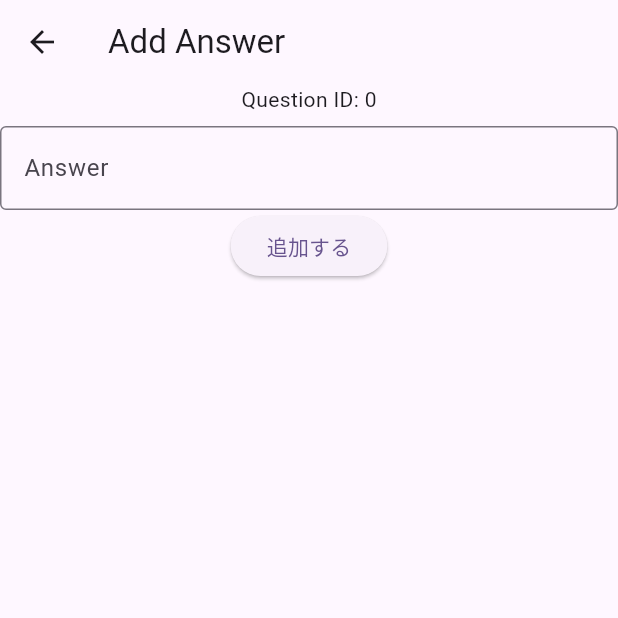
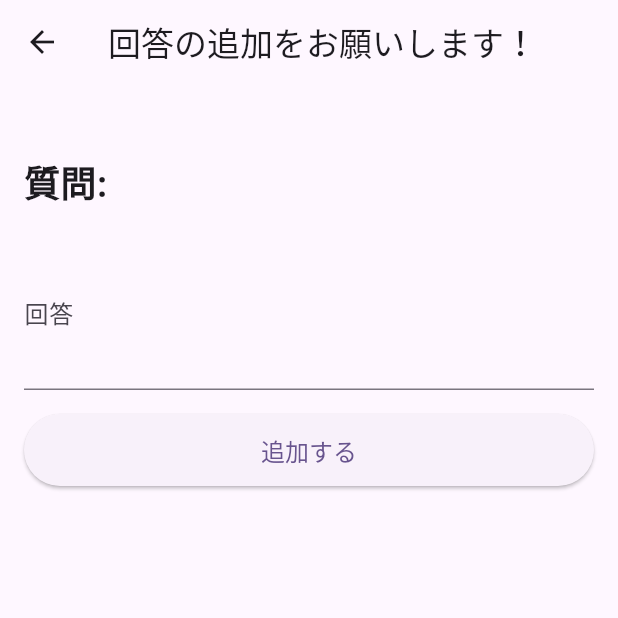
Before and after one commit to sisosyunya/onabe_mobile, a Flutter app: the AddAnswerPage screen opened directly with empty values, on a phone screen of 412 x 824 dp, the top half of it. Run offline on Flutter 3.47's test engine with Material 2 defaults, Android fonts, the phone set to English and light mode, and no system bars; our stand-ins replace flutter_riverpod, flutter_svg, hooks_riverpod; network calls fail.

Commit message:
追加画面

```diff
--- a/lib/pages/add_answer_page.dart
+++ b/lib/pages/add_answer_page.dart
@@ -3,40 +3,51 @@ import 'package:onabe_mobile/service/faq_service.dart';
 
 class AddAnswerPage extends StatelessWidget {
   final int questionId;
+  final String question;
 
-  AddAnswerPage({Key? key, required this.questionId}) : super(key: key);
+  AddAnswerPage({Key? key, required this.questionId, required this.question})
+      : super(key: key);
   final _controller = TextEditingController();
+
   @override
   Widget build(BuildContext context) {
     return Scaffold(
       appBar: AppBar(
-        title: const Text('Add Answer'),
+        title: const Text('回答の追加をお願いします！'),
       ),
-      body: Column(
+      body: SingleChildScrollView(
+        // スクロール可能にする
+        padding: const EdgeInsets.all(16.0), // 余白を追加
+        child: Column(
+          crossAxisAlignment: CrossAxisAlignment.stretch, // 子ウィジェットを幅いっぱいに広げる
           children: [
-          Text('Question ID: $questionId'),
-          const SizedBox(height: 8),
+            const SizedBox(height: 32),
+            Text(
+              '質問: $question',
+              style: const TextStyle(fontSize: 24, fontWeight: FontWeight.bold),
+            ),
+            const SizedBox(height: 16),
             TextField(
               controller: _controller,
               decoration: const InputDecoration(
-              border: OutlineInputBorder(),
-              labelText: 'Answer',
+                labelText: '回答',
               ),
+              maxLines: 3, // 複数行の入力を許可
             ),
+            const SizedBox(height: 16),
             ElevatedButton(
               onPressed: () {
                 FAQService().postFAQ(context, questionId, _controller.text);
               },
+              style: ElevatedButton.styleFrom(
+                padding: const EdgeInsets.symmetric(vertical: 12), // ボタンのパディング
+                textStyle: const TextStyle(fontSize: 16), // テキストのスタイル
+              ),
               child: const Text('追加する'),
             )
           ],
         ),
+      ),
     );
   }
 }
-
-
-// addのモデル
-// id
-// answer
-// answeredAt
--- a/lib/pages/un_answered_question.dart
+++ b/lib/pages/un_answered_question.dart
@@ -50,7 +50,7 @@ class UnAnsweredQuestionPage extends StatelessWidget {
                     onPressed: () {
                       Navigator.of(context).push(MaterialPageRoute(
                           builder: (context) =>
-                              AddAnswerPage(questionId: faq.id)));
+                              AddAnswerPage(questionId: faq.id, question: faq.question)));
                     },
                     style: ElevatedButton.styleFrom(
                       padding: const EdgeInsets.symmetric(
```
Also changed, not shown: lib/pages/top_page.dart (+71 -6 lines). Lines whose indentation alone changed are shown as unchanged.
